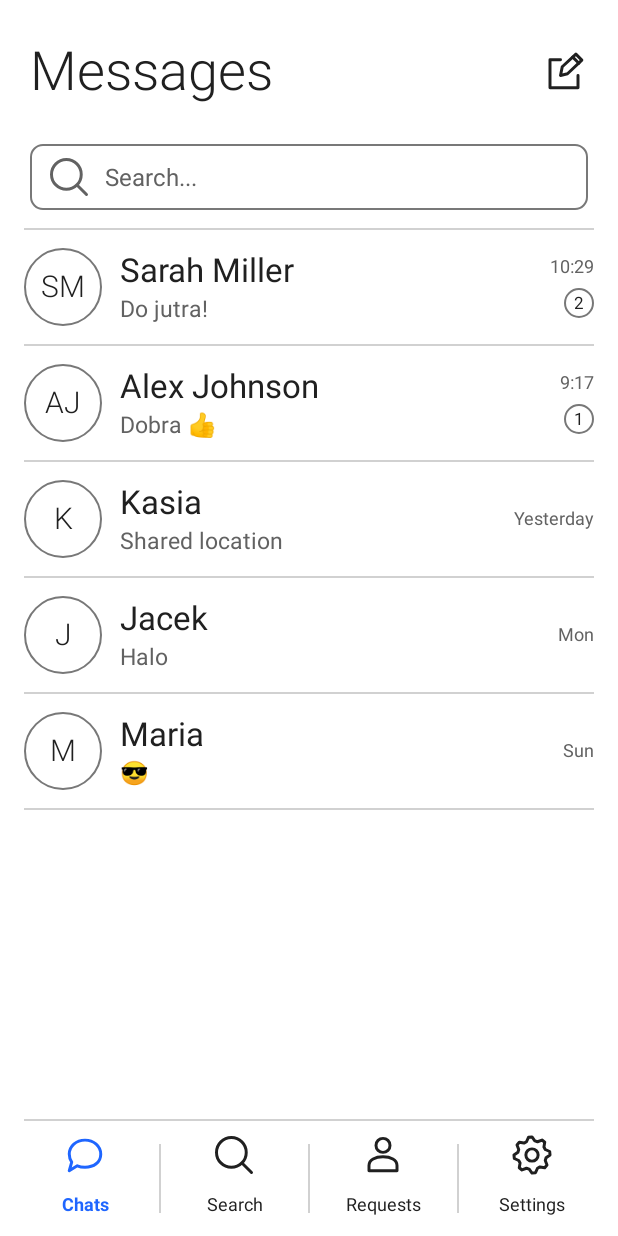
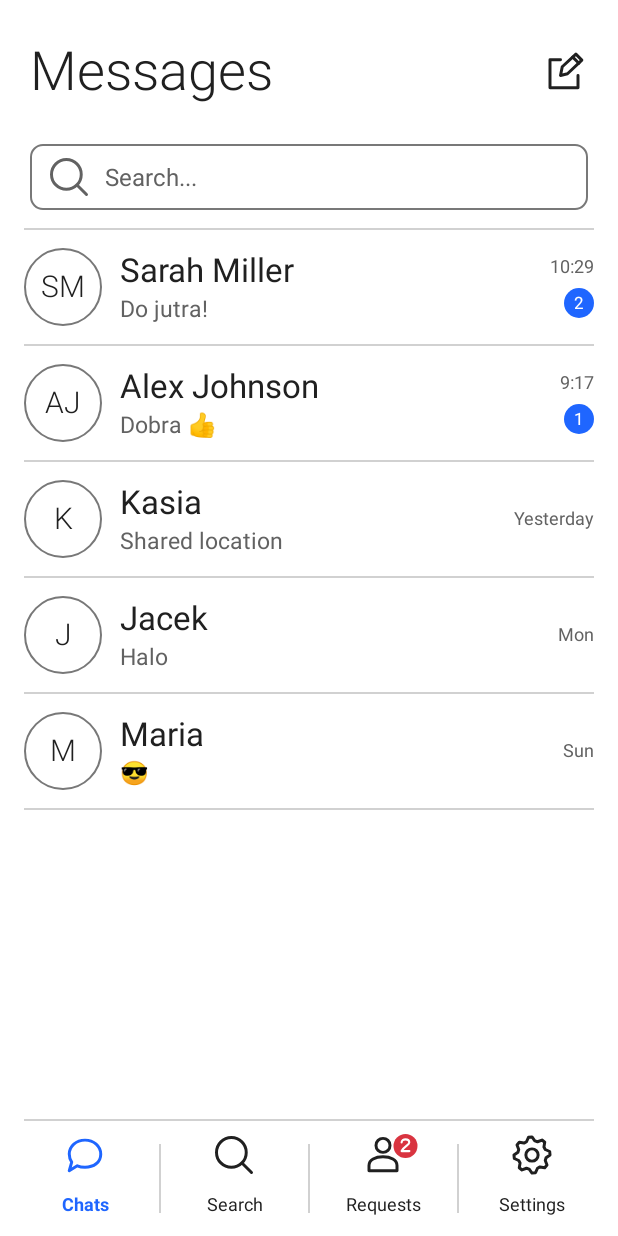
Before and after one commit to Xyandris/OffGrid, an Android app: the screen it shows after launch (MainActivity), on a phone screen of 412 x 824 dp. Run offline under Robolectric (Android 15) with nearby library versions, the phone set to English and light mode, and no system bars.

Commit message:
Notification fixes

```diff
--- /dev/null
+++ b/app/src/main/res/color/requests_badge_background.xml
@@ -0,0 +1,5 @@
+<?xml version="1.0" encoding="utf-8"?>
+<selector xmlns:android="http://schemas.android.com/apk/res/android">
+    <item android:state_selected="true" android:color="@android:color/transparent" />
+    <item android:color="#D93440" />
+</selector>
--- /dev/null
+++ b/app/src/main/res/color/requests_badge_text.xml
@@ -0,0 +1,5 @@
+<?xml version="1.0" encoding="utf-8"?>
+<selector xmlns:android="http://schemas.android.com/apk/res/android">
+    <item android:state_selected="true" android:color="@android:color/transparent" />
+    <item android:color="@color/white" />
+</selector>
--- a/app/src/main/res/drawable/bg_badge.xml
+++ b/app/src/main/res/drawable/bg_badge.xml
@@ -1,5 +1,4 @@
 <?xml version="1.0" encoding="utf-8"?>
 <shape xmlns:android="http://schemas.android.com/apk/res/android" android:shape="oval">
-    <solid android:color="@color/offgrid_background" />
-    <stroke android:width="1dp" android:color="@color/offgrid_avatar_outline" />
+    <solid android:color="@color/offgrid_message_outgoing" />
 </shape>
--- /dev/null
+++ b/app/src/main/res/drawable/ic_requests_badge.xml
@@ -0,0 +1,36 @@
+<?xml version="1.0" encoding="utf-8"?>
+<vector xmlns:android="http://schemas.android.com/apk/res/android"
+    android:width="52dp"
+    android:height="28dp"
+    android:viewportWidth="52"
+    android:viewportHeight="28">
+    <group
+        android:translateX="12"
+        android:scaleX="1.1666667"
+        android:scaleY="1.1666667">
+        <path
+            android:fillColor="@android:color/transparent"
+            android:strokeColor="@color/navigation_icon"
+            android:strokeWidth="1.7"
+            android:strokeLineCap="round"
+            android:strokeLineJoin="round"
+            android:pathData="M16,6.5 A4,4 0,1 1,8,6.5 A4,4 0,1 1,16,6.5" />
+        <path
+            android:fillColor="@android:color/transparent"
+            android:strokeColor="@color/navigation_icon"
+            android:strokeWidth="1.7"
+            android:strokeLineCap="round"
+            android:strokeLineJoin="round"
+            android:pathData="M4,21 L4,18 C4,14.8 7.6,13 12,13 C16.4,13 20,14.8 20,18 L20,21 Z" />
+    </group>
+    <path
+        android:fillColor="@color/requests_badge_background"
+        android:pathData="M49,8 A8,8 0,1 1,33,8 A8,8 0,1 1,49,8" />
+    <path
+        android:fillColor="@android:color/transparent"
+        android:strokeColor="@color/requests_badge_text"
+        android:strokeWidth="1.4"
+        android:strokeLineCap="round"
+        android:strokeLineJoin="round"
+        android:pathData="M38.4,5.7 C38.4,2.9 43.5,2.9 43.5,5.7 C43.5,7.4 40,8.3 38.4,11.4 L43.6,11.4" />
+</vector>
--- a/app/src/main/res/layout/bottom_navigation.xml
+++ b/app/src/main/res/layout/bottom_navigation.xml
@@ -52,8 +52,9 @@
             android:layout_height="76dp"
             android:id="@+id/tab_requests"
             android:text="@string/tab_requests"
-            android:drawableTop="@drawable/ic_person"
-            style="@style/Widget.OffGrid.TabButton" />
+            android:drawableTop="@drawable/ic_requests_badge"
+            style="@style/Widget.OffGrid.TabButton"
+            android:drawableTint="@null" />
         <View
             android:layout_width="1dp"
             android:layout_height="46dp"
--- a/app/src/main/res/layout/screen_contact_list.xml
+++ b/app/src/main/res/layout/screen_contact_list.xml
@@ -147,7 +147,7 @@
                         android:layout_height="20dp"
                         android:text="2"
                         android:textSize="11sp"
-                        android:textColor="@color/offgrid_text"
+                        android:textColor="@color/white"
                         android:gravity="center"
                         android:includeFontPadding="false"
                         android:background="@drawable/bg_badge"
@@ -210,7 +210,7 @@
                         android:layout_height="20dp"
                         android:text="1"
                         android:textSize="11sp"
-                        android:textColor="@color/offgrid_text"
+                        android:textColor="@color/white"
                         android:gravity="center"
                         android:includeFontPadding="false"
                         android:background="@drawable/bg_badge"
```
